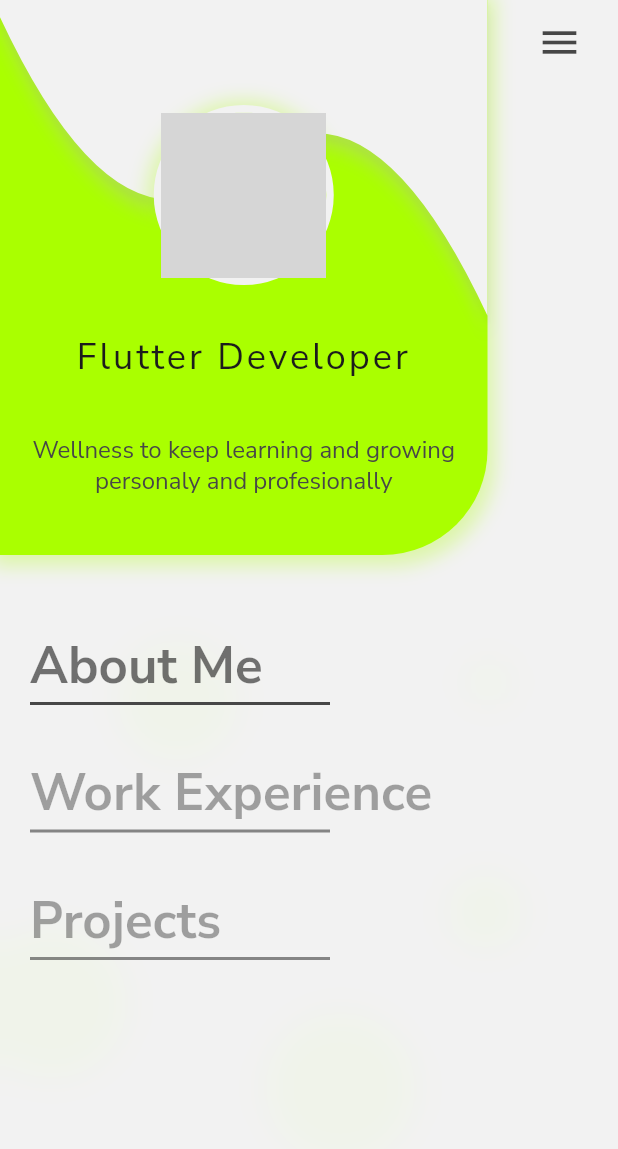
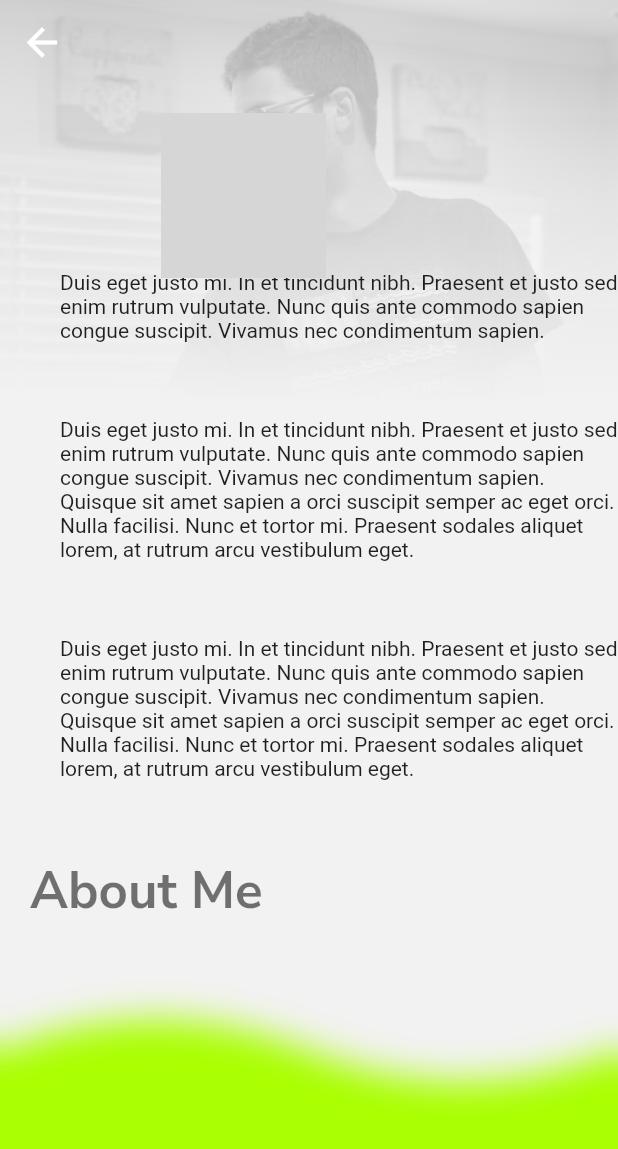
Before and after one commit to medinabotadev/cv_app, a Flutter app: the screen it shows after launch, after a tap on "About Me", on a phone screen of 412 x 824 dp. Shown: the top 1149 px of the screen. Run offline on Flutter 3.47's test engine with Material 2 defaults, Android fonts, the light colour scheme and no system bars; drawn by our look-alikes of flutter_zoom_drawer; our stand-ins replace flutter_svg, sensors_plus; accounts and stored records are empty; network calls fail; grey boxes are pictures that could not be loaded.

Commit message:
about me screen in progress almost done

```diff
--- a/lib/main.dart
+++ b/lib/main.dart
@@ -127,6 +127,8 @@
           )
         )
       ),
+      // themeMode: ThemeMode.light,
+      // themeMode: ThemeMode.dark,
       themeMode: ThemeMode.system,
       initialRoute: '/SplashScreen',
       onGenerateRoute: RouteGenerator.generateRoute,
--- a/lib/route_generator.dart
+++ b/lib/route_generator.dart
@@ -15,7 +15,7 @@
       case '/HomeScreen':
         return MaterialPageRoute(builder: (context) => const HomeScreen(),);
       case '/SectionScreen':
-        return PageRouteBuilder(pageBuilder: (context, _, __) => SectionScreen(section: args as Section ));
+        return PageRouteBuilder(pageBuilder: (context, _, __) => SectionScreen(section: args as Section ), transitionDuration: const Duration(milliseconds: 1000), reverseTransitionDuration: const Duration(milliseconds: 1000), barrierDismissible: true);
       default:
         return MaterialPageRoute(builder: (context) => const SplashScreen());
     }
--- /dev/null
+++ b/lib/src/screens/about_me_screen.dart
@@ -0,0 +1,151 @@
+// TODO: Refactor, include user data into model
+import 'dart:async';
+
+import 'package:flutter/material.dart';
+import 'package:sensors_plus/sensors_plus.dart';
+import '../widgets/about_me_background.dart';
+import '../widgets/home_screen_background.dart';
+
+class AboutMe extends StatefulWidget {
+  String heroTag;
+  AboutMe({Key? key, required this.heroTag}) : super(key: key);
+
+  @override
+  State<AboutMe> createState() => _AboutMeState();
+}
+
+class _AboutMeState extends State<AboutMe> {
+  late StreamSubscription<AccelerometerEvent> _streamSubscription;
+  double x = 0.0;
+  double y = 0.0;
+  @override
+  void initState() {
+    _streamSubscription = accelerometerEvents.listen((event) {
+      setState(() {
+        x = event.x;
+        y = event.y;
+      });
+    });
+    super.initState();
+  }
+
+  @override
+  void dispose() {
+    _streamSubscription.cancel();
+    super.dispose();
+  }
+
+  @override
+  Widget build(BuildContext context) {
+    return Scaffold(
+      body: Stack(
+        children: [
+          const AboutMeBackground(),
+          CustomScrollView(
+            slivers: <Widget>[
+              SliverAppBar(
+                expandedHeight: 300.0,
+                flexibleSpace: Stack(
+                  fit: StackFit.expand,
+                  children: [
+                    AnimatedPositioned(
+                      duration: const Duration(milliseconds: 300),
+                      top: 0,
+                      bottom: y * -5,
+                      right: x * -5,
+                      left: x * 5,
+                      child: ShaderMask(
+                        // TODO: Add transition in animation to avoid suddenly image appearance
+                        shaderCallback: (rect) {
+                          return LinearGradient(
+                            begin: Alignment.topCenter,
+                            end: Alignment.bottomCenter,
+                            stops: const [0.0, 0.90],
+                            colors: [
+                              Theme.of(context)
+                                  .scaffoldBackgroundColor
+                                  .withOpacity(0.3),
+                              Colors.transparent
+                            ],
+                          ).createShader(
+                              Rect.fromLTRB(0, 0, rect.width, rect.height));
+                        },
+                        blendMode: BlendMode.dstIn,
+                        child: Image.asset(
+                          'assets/img/about_me.jpg',
+                          // height: 400.0,
+                          fit: BoxFit.cover,
+                          color: Theme.of(context).scaffoldBackgroundColor,
+                          colorBlendMode: BlendMode.color,
+                        ),
+                      ),
+                    ),
+                    AnimatedPositioned(
+                      duration: const Duration(milliseconds: 300),
+                      top: 100 + (y * 7),
+                      bottom: (y * -7),
+                      right: (x * -7),
+                      left: 40 + (x * 7),
+                      child: Hero(
+                          tag: widget.heroTag,
+                          child: Text(
+                            'About Me',
+                            style: Theme.of(context).textTheme.headline4,
+                          )),
+                    )
+                  ],
+                ),
+              ),
+            ],
+          ),
+          AnimatedPositioned(
+            duration: const Duration(milliseconds: 300),
+            top: 180 + (y * 6),
+            bottom: (y * -6),
+            right: (x * -6),
+            left: 40 + (x * 6),
+            child: CustomScrollView(
+              slivers: [
+                SliverList(
+                  delegate: SliverChildListDelegate([
+                    // TODO: Fix text style
+                    Text('Duis eget justo mi. In et tincidunt nibh. Praesent et justo sed enim rutrum vulputate. Nunc quis ante commodo sapien congue suscipit. Vivamus nec condimentum sapien.'),
+                    SizedBox(height: 50.0,),
+                    Text('Duis eget justo mi. In et tincidunt nibh. Praesent et justo sed enim rutrum vulputate. Nunc quis ante commodo sapien congue suscipit. Vivamus nec condimentum sapien. Quisque sit amet sapien a orci suscipit semper ac eget orci. Nulla facilisi. Nunc et tortor mi. Praesent sodales aliquet lorem, at rutrum arcu vestibulum eget.'),
+                    SizedBox(height: 50.0,),
+                    Text('Duis eget justo mi. In et tincidunt nibh. Praesent et justo sed enim rutrum vulputate. Nunc quis ante commodo sapien congue suscipit. Vivamus nec condimentum sapien. Quisque sit amet sapien a orci suscipit semper ac eget orci. Nulla facilisi. Nunc et tortor mi. Praesent sodales aliquet lorem, at rutrum arcu vestibulum eget.'),
+                  ]),
+                )
+              ],
+            ),
+          )
+        ],
+      ),
+    );
+  }
+}
+
+// CustomScrollView(
+          //   slivers: <Widget>[
+          //     const SliverAppBar(
+          //       expandedHeight: 200.0,
+          //       flexibleSpace: Center(child: Text('About me')),
+          //     ),
+              // SliverList(
+              //   delegate: SliverChildListDelegate(
+              //     [
+              //       Container(color: Colors.red, height: 150.0),
+              //       Container(color: Colors.purple, height: 150.0),
+              //       Container(color: Colors.green, height: 150.0),
+              //       Container(color: Colors.red, height: 150.0),
+              //       Container(color: Colors.purple, height: 150.0),
+              //       Container(color: Colors.green, height: 150.0),
+              //       Container(color: Colors.red, height: 150.0),
+              //       Container(color: Colors.purple, height: 150.0),
+              //       Container(color: Colors.green, height: 150.0),
+              //       Container(color: Colors.red, height: 150.0),
+              //       Container(color: Colors.purple, height: 150.0),
+              //       Container(color: Colors.green, height: 150.0),
+              //     ],
+              //   )
+              // )
--- a/lib/src/screens/section_screen.dart
+++ b/lib/src/screens/section_screen.dart
@@ -1,5 +1,7 @@
 import 'package:flutter/material.dart';
 import '../models/section.dart';
+import 'about_me_screen.dart';
+import 'under_construction_screen.dart';
 
 class SectionScreen extends StatefulWidget {
   final Section section;
@@ -19,12 +21,20 @@
     section = widget.section;
     super.initState();
   }
+
+  Widget _section(String _sectionName){
+    switch (_sectionName) {
+      case '/AboutMe':
+        return AboutMe(heroTag: section.argument);
+      default:
+        return const UnderConstruction();
+    }
+  }
+
   @override
   Widget build(BuildContext context) {
     return Scaffold(
-      body: Center(
-        child: Text(section.name),
-      ),
+      body: _section(section.argument)
     );
   }
 }
--- /dev/null
+++ b/lib/src/screens/under_construction_screen.dart
@@ -0,0 +1,14 @@
+import 'package:flutter/material.dart';
+
+class UnderConstruction extends StatelessWidget {
+  const UnderConstruction({ Key? key }) : super(key: key);
+
+  @override
+  Widget build(BuildContext context) {
+    return const Scaffold(
+      body: Center(
+        child: Text('This section is under construction'),
+      ),
+    );
+  }
+}
--- /dev/null
+++ b/lib/src/widgets/about_me_background.dart
@@ -0,0 +1,91 @@
+import 'dart:ui';
+
+import 'package:flutter/material.dart';
+
+class AboutMeBackground extends StatefulWidget {
+  const AboutMeBackground({ Key? key }) : super(key: key);
+
+  @override
+  _AboutMeBackgroundState createState() => _AboutMeBackgroundState();
+}
+
+class _AboutMeBackgroundState extends State<AboutMeBackground> with SingleTickerProviderStateMixin{
+  late AnimationController animationWaveController;
+  late Animation<double>   waveAnimation;
+  @override
+  void initState() {
+    animationWaveController = AnimationController(vsync: this, duration: const Duration(milliseconds: 5000));
+    waveAnimation = Tween(begin: 0.0, end: 0.10).animate(animationWaveController);
+    waveAnimation.addListener(() {
+      if (waveAnimation.status == AnimationStatus.completed) {
+        animationWaveController.reverse();
+      } else if (waveAnimation.status == AnimationStatus.dismissed) {
+        animationWaveController.forward();
+      }
+    });
+
+
+    super.initState();
+  }
+
+  @override
+  void dispose() {
+    animationWaveController.dispose();
+    super.dispose();
+  }
+  @override
+  Widget build(BuildContext context) {
+    animationWaveController.forward();
+    return Stack(
+      children: [
+        AnimatedBuilder(
+          animation: animationWaveController,
+          builder: (BuildContext context, child){
+            return CustomPaint(
+              size: MediaQuery.of(context).size,
+              painter: _AboutMeBackgroundPainter(primaryColor: Theme.of(context).primaryColor, waveAnimation: waveAnimation)
+            );
+          },
+        ),
+        BackdropFilter(
+          filter: ImageFilter.blur(
+            sigmaX: 12.5, sigmaY: 12.5
+          ),
+          child: Container(
+            height: double.infinity,
+          ),
+        ),
+      ],
+    );
+  }
+}
+
+class _AboutMeBackgroundPainter extends CustomPainter{
+  final Color primaryColor;
+  final Animation waveAnimation;
+  _AboutMeBackgroundPainter({
+    required this.primaryColor,
+    required this.waveAnimation,
+  });
+  @override
+  void paint(Canvas canvas, Size size) {
+    final brush             = Paint();
+          brush.color       = primaryColor;
+          brush.style       = PaintingStyle.fill;
+          brush.strokeWidth = 10.0;
+    final path = Path();
+          path.moveTo(0, size.height * 0.85);
+          path.quadraticBezierTo(size.width * 0.25, size.height * (0.80 + waveAnimation.value), size.width * 0.50, size.height * 0.85);
+          path.quadraticBezierTo(size.width * 0.75, size.height * (0.90 - waveAnimation.value), size.width, size.height * 0.85);
+          path.lineTo(size.width, size.height);
+          path.lineTo(0, size.height);
+
+    canvas.drawPath(path, brush);
+  }
+
+  @override
+  bool shouldRepaint(covariant CustomPainter oldDelegate) {
+    return true;
+  }
+
+}
--- a/lib/src/widgets/home_screen_section.dart
+++ b/lib/src/widgets/home_screen_section.dart
@@ -77,7 +77,7 @@
       fadeSectionInFifth,
     ];
 
-    onTapAnimationController = AnimationController(vsync: this, duration: const Duration(milliseconds: 3000));
+    onTapAnimationController = AnimationController(vsync: this, duration: const Duration(milliseconds: 1000));
     onTapFadeOut   = Tween(begin: 1.0, end: 0.0).animate(onTapAnimationController);
     super.initState();
 
@@ -123,8 +123,8 @@
                 onTapAnimationController.forward();
                 void onTap(){
                   if(onTapAnimationController.status == AnimationStatus.completed){
+                      Navigator.of(context).pushNamed('/SectionScreen', arguments: section);
                       onTapAnimationController.reset();
-                      Navigator.of(context).pushNamed('/SectionScreen', arguments: section);
                       animationController.reset();
                       onTapAnimationController.removeListener(onTap);
                     }
@@ -141,7 +141,11 @@
                       builder: (BuildContext context, child){
                         return Transform.translate(
                           offset: Offset(0, moveSectionUpList[index % 5].value),
-                          child: Opacity(opacity: fadeSectionInList[index % 5].value, child: Text(section.name, style: Theme.of(context).textTheme.headline4,))
+                          child: Opacity(opacity: fadeSectionInList[index % 5].value, child: Hero(
+                            tag: section.argument,
+                            child: Text(section.name, style: Theme.of(context).textTheme.headline4,)
+                            )
+                          )
                         );
                       },
                     ),
@@ -150,25 +154,25 @@
               ),
             )
           );
-          widgetList.add(
-            AnimatedBuilder(
-              animation: onTapAnimationController,
-              builder: (BuildContext context, child) {
-                return Opacity(
-                  opacity: _selectedIndex == index ? 1.0 : onTapFadeOut.value,
-                  child: AnimatedBuilder(
-                    animation: animationController,
-                    builder: (BuildContext context, child){
-                      return Transform.translate(
-                        offset: Offset(0, moveSectionUpList[index % 5].value),
-                        child: Opacity(opacity: fadeSectionInList[index % 5].value, child: Container(width: 200.0, height: 2.0, color: Theme.of(context).hintColor))
-                      );
-                    },
-                  ),
-                );
-              }
-            )
-          );
+          // widgetList.add(
+          //   AnimatedBuilder(
+          //     animation: onTapAnimationController,
+          //     builder: (BuildContext context, child) {
+          //       return Opacity(
+          //         opacity: _selectedIndex == index ? 1.0 : onTapFadeOut.value,
+          //         child: AnimatedBuilder(
+          //           animation: animationController,
+          //           builder: (BuildContext context, child){
+          //             return Transform.translate(
+          //               offset: Offset(0, moveSectionUpList[index % 5].value),
+          //               child: Opacity(opacity: fadeSectionInList[index % 5].value, child: Container(width: 200.0, height: 2.0, color: Theme.of(context).hintColor))
+          //             );
+          //           },
+          //         ),
+          //       );
+          //     }
+          //   )
+          // );
           widgetList.add(const SizedBox(height: 35.0,));
           return widgetList;
         },
--- a/pubspec.yaml
+++ b/pubspec.yaml
@@ -36,6 +36,7 @@
   cupertino_icons: ^1.0.2
   flutter_svg: ^0.22.0
   flutter_zoom_drawer: ^2.1.1
+  sensors_plus: ^1.2.1
 
 dev_dependencies:
   flutter_test:
```
Also changed, not shown: assets/img/about_me.jpg (added), pubspec.lock, 1 other file.
